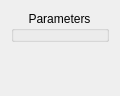
Old version of the form Modular1/QGenericModuleWidget.ui in the repository djeemie2000/SynthPlayground.
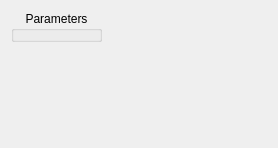
New version of the form.

Patch:
```diff
--- a/Modular1/QGenericModuleWidget.ui
+++ b/Modular1/QGenericModuleWidget.ui
@@ -6,8 +6,8 @@
    <rect>
     <x>0</x>
     <y>0</y>
-    <width>120</width>
-    <height>96</height>
+    <width>278</width>
+    <height>148</height>
    </rect>
   </property>
   <property name="sizePolicy">
@@ -19,6 +19,8 @@
   <property name="windowTitle">
    <string>Form</string>
   </property>
+  <layout class="QHBoxLayout" name="horizontalLayout_2">
+   <item>
   <layout class="QVBoxLayout" name="verticalLayout">
    <item>
     <widget class="QGroupBox" name="groupBox_Parameters">
@@ -51,6 +53,21 @@
       <size>
        <width>20</width>
        <height>40</height>
+        </size>
+       </property>
+      </spacer>
+     </item>
+    </layout>
+   </item>
+   <item>
+    <spacer name="horizontalSpacer">
+     <property name="orientation">
+      <enum>Qt::Horizontal</enum>
+     </property>
+     <property name="sizeHint" stdset="0">
+      <size>
+       <width>40</width>
+       <height>20</height>
       </size>
      </property>
     </spacer>
```
Lines whose indentation alone changed are shown as unchanged.
